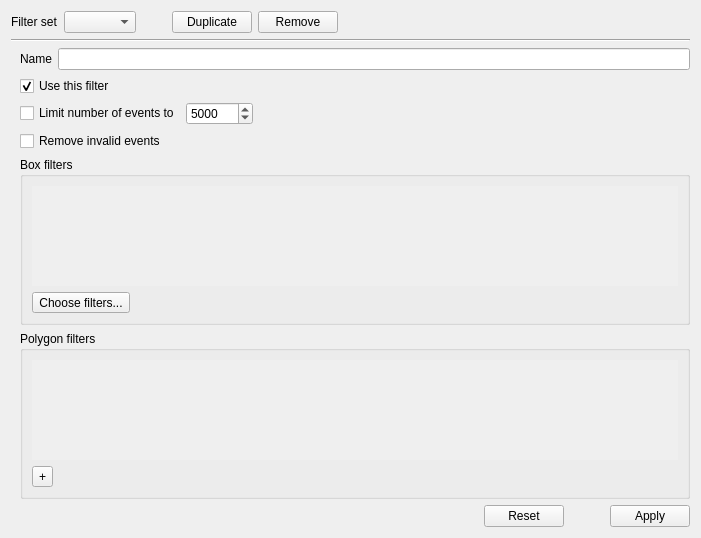
The window that shapeout2/gui/analysis/ana_filter.ui (ZELLMECHANIK-DRESDEN/ShapeOut2) describes before a commit, drawn with Qt 5.
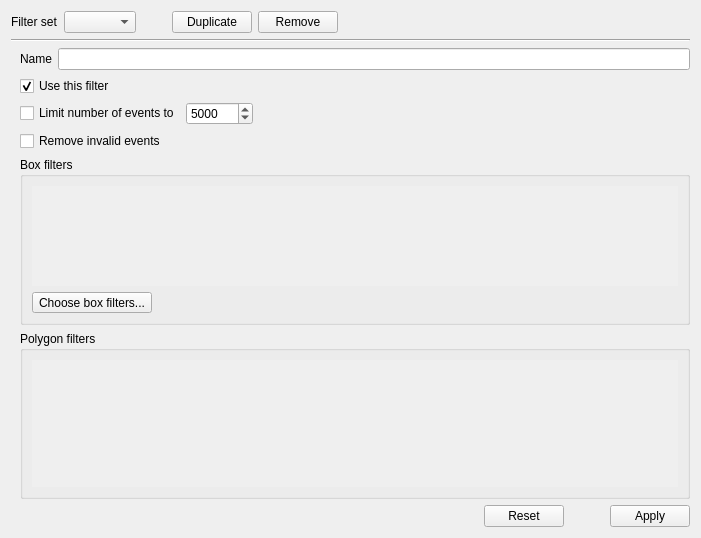
The same window after the commit.

Commit message: functionalize polygon filters

What changed in the file:
```diff
--- a/shapeout2/gui/analysis/ana_filter.ui
+++ b/shapeout2/gui/analysis/ana_filter.ui
@@ -234,7 +234,7 @@
         <item>
          <widget class="QToolButton" name="toolButton_moreless">
           <property name="text">
-           <string>Choose filters...</string>
+           <string>Choose box filters...</string>
           </property>
          </widget>
         </item>
@@ -279,7 +279,7 @@
              <x>0</x>
              <y>0</y>
              <width>649</width>
-             <height>81</height>
+             <height>111</height>
             </rect>
            </property>
            <layout class="QVBoxLayout" name="verticalLayout_7">
@@ -290,13 +290,6 @@
           </widget>
          </widget>
         </item>
-        <item>
-         <widget class="QToolButton" name="toolButton">
-          <property name="text">
-           <string>+</string>
-          </property>
-         </widget>
-        </item>
        </layout>
       </widget>
      </item>
```
The commit also changes 6 other files.
